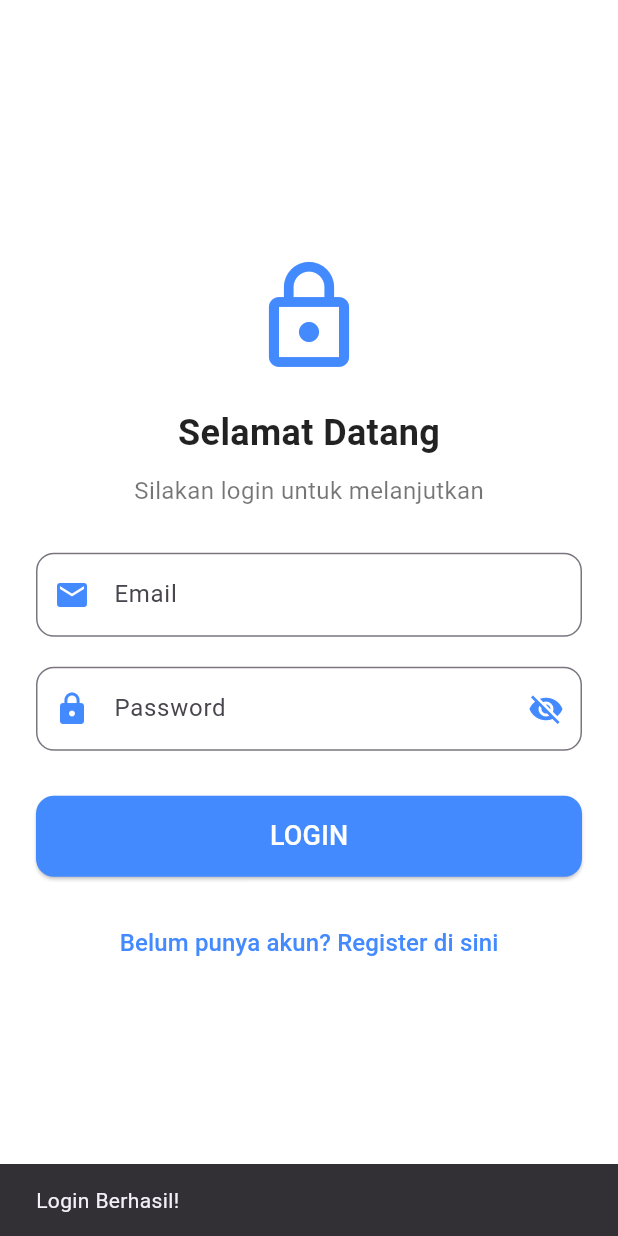
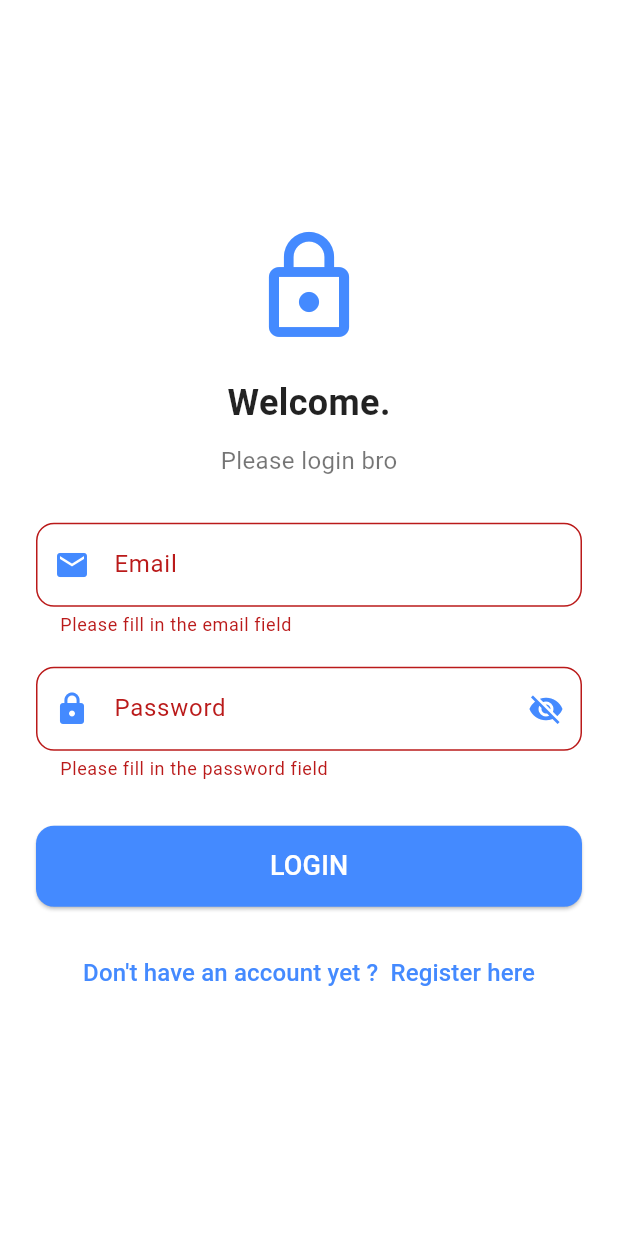
Before and after one commit to maybeatmajaya/Flutter_from_PakHuda, a Flutter app: the screen it shows after launch, after a tap on "LOGIN", on a phone screen of 412 x 824 dp. Run offline on Flutter 3.47's test engine with Material 3 defaults, Android fonts, the phone set to English and light mode, and no system bars.

Commit message:
update login regist

```diff
--- a/lib/main.dart
+++ b/lib/main.dart
@@ -12,7 +12,7 @@ class MyApp extends StatelessWidget {
   @override
   Widget build(BuildContext context) {
     return MaterialApp(
-      title: 'Flutter Demo',
+      title: 'Flutter Login and Register',
       theme: ThemeData(
         // This is the theme of your application.
         //
--- a/lib/register/login_page.dart
+++ b/lib/register/login_page.dart
@@ -10,6 +10,17 @@ class LoginPage extends StatefulWidget {
 
 class _LoginPageState extends State<LoginPage> {
   bool _isPasswordVisible = false;
+  final TextEditingController _emailController = TextEditingController();
+  final TextEditingController _passwordController = TextEditingController();
+  final GlobalKey<FormState> _formKey = GlobalKey<FormState>();
+
+  void _login() {
+    if (_formKey.currentState!.validate()) {
+      ScaffoldMessenger.of(context).showSnackBar(
+        const SnackBar(content: Text('Login Successfull!')),
+      );
+    }
+  }
 
   @override
   Widget build(BuildContext context) {
@@ -18,6 +29,8 @@ class _LoginPageState extends State<LoginPage> {
       body: Center(
         child: SingleChildScrollView(
           padding: const EdgeInsets.symmetric(horizontal: 24, vertical: 40),
+          child: Form(
+            key: _formKey,
             child: Column(
               mainAxisAlignment: MainAxisAlignment.center,
               crossAxisAlignment: CrossAxisAlignment.center,
@@ -30,7 +43,7 @@ class _LoginPageState extends State<LoginPage> {
                 ),
                 const SizedBox(height: 20),
                 const Text(
-                'Selamat Datang',
+                  'Welcome.',
                   style: TextStyle(
                     fontSize: 24,
                     fontWeight: FontWeight.bold,
@@ -39,7 +52,7 @@ class _LoginPageState extends State<LoginPage> {
                 ),
                 const SizedBox(height: 10),
                 const Text(
-                'Silakan login untuk melanjutkan',
+                  'Please login bro',
                   style: TextStyle(
                     fontSize: 16,
                     color: Colors.black54,
@@ -48,25 +61,33 @@ class _LoginPageState extends State<LoginPage> {
                 const SizedBox(height: 30),
 
                 // Input Email
-              TextField(
+                TextFormField(
+                  controller: _emailController,
                   decoration: InputDecoration(
                     prefixIcon: const Icon(Icons.email, color: Colors.blueAccent),
                     labelText: 'Email',
-                  hintText: 'Masukkan Email Anda',
+                    hintText: 'Input your Email',
                     border: OutlineInputBorder(
                       borderRadius: BorderRadius.circular(12),
                     ),
                   ),
+                  validator: (value) {
+                    if (value == null || value.isEmpty) {
+                      return 'Please fill in the email field';
+                    }
+                    return null;
+                  },
                 ),
                 const SizedBox(height: 20),
 
                 // Input Password
-              TextField(
+                TextFormField(
+                  controller: _passwordController,
                   obscureText: !_isPasswordVisible,
                   decoration: InputDecoration(
                     prefixIcon: const Icon(Icons.lock, color: Colors.blueAccent),
                     labelText: 'Password',
-                  hintText: 'Masukkan Password Anda',
+                    hintText: 'Input your password',
                     border: OutlineInputBorder(
                       borderRadius: BorderRadius.circular(12),
                     ),
@@ -82,6 +103,12 @@ class _LoginPageState extends State<LoginPage> {
                       },
                     ),
                   ),
+                  validator: (value) {
+                    if (value == null || value.isEmpty) {
+                      return 'Please fill in the password field';
+                    }
+                    return null;
+                  },
                 ),
                 const SizedBox(height: 30),
 
@@ -89,11 +116,7 @@ class _LoginPageState extends State<LoginPage> {
                 SizedBox(
                   width: double.infinity,
                   child: ElevatedButton(
-                  onPressed: () {
-                    ScaffoldMessenger.of(context).showSnackBar(
-                      const SnackBar(content: Text('Login Berhasil!')),
-                    );
-                  },
+                    onPressed: _login,
                     style: ElevatedButton.styleFrom(
                       backgroundColor: Colors.blueAccent,
                       padding: const EdgeInsets.symmetric(vertical: 14),
@@ -118,11 +141,12 @@ class _LoginPageState extends State<LoginPage> {
                     );
                   },
                   child: const Text(
-                  'Belum punya akun? Register di sini',
+                    'Don\'t have an account yet ?  Register here',
                     style: TextStyle(color: Colors.blueAccent, fontSize: 16),
                   ),
                 ),
               ],
+            ),
           ),
         ),
       ),
```
Also changed, not shown: lib/register/register_page.dart (+12 -7 lines). Lines whose indentation alone changed are shown as unchanged.
